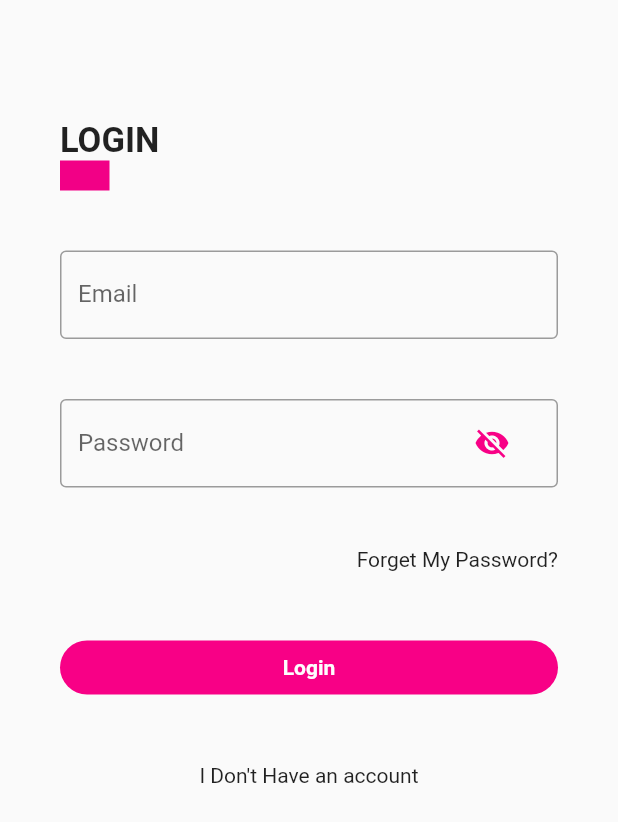
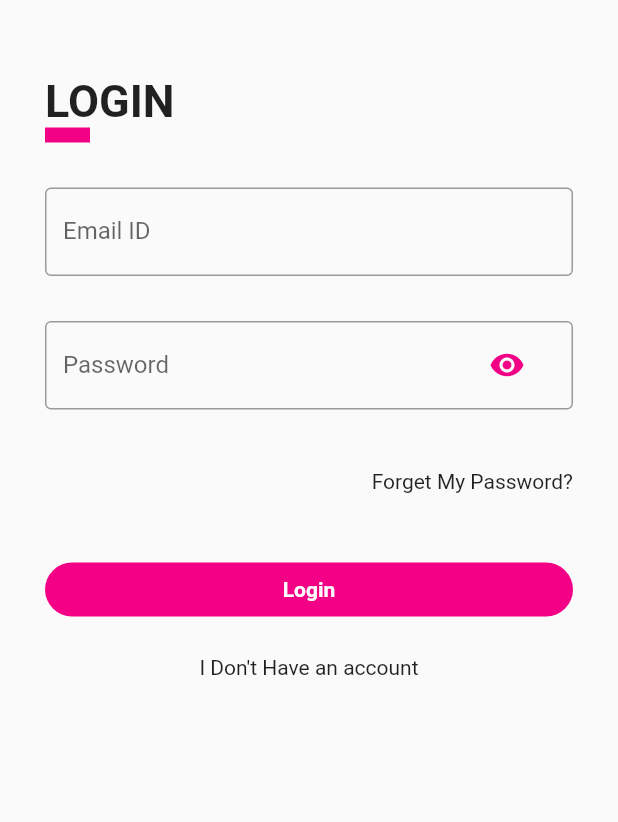
Before and after one commit to harshitnariya8/Flutter_LoginPage, a Flutter app: the screen it shows after launch, on a phone screen of 412 x 824 dp. Shown: the top 822 px of the screen. Run offline on Flutter 3.47's test engine with Material 2 defaults, Android fonts, the phone set to English and light mode, and no system bars; missing offline and left inert: dart:ffi.

Commit message:
Update main.dart
first

```diff
--- a/lib/main.dart
+++ b/lib/main.dart
@@ -36,7 +36,7 @@ class MyHomePage extends StatefulWidget {
 class _MyHomePageState extends State<MyHomePage> {
   final TextEditingController _controllerEmail = new TextEditingController();
   final TextEditingController _controllerPassword = new TextEditingController();
-  bool isShowPassword = false;
+  bool isShowPassword = true;
 
   @override
   Widget build(BuildContext context) {
@@ -50,29 +50,29 @@ class _MyHomePageState extends State<MyHomePage> {
   Widget getBody() {
     return SafeArea(
         child: Padding(
-      padding: const EdgeInsets.all(40.0),
+      padding: const EdgeInsets.all(30.0),
       child: Column(
         crossAxisAlignment: CrossAxisAlignment.start,
         children: <Widget>[
           SizedBox(
-            height: 40,
+            height: 20,
           ),
           Text(
             "LOGIN",
-            style: TextStyle(fontSize: 23, fontWeight: FontWeight.bold),
+            style: TextStyle(fontSize: 30, fontWeight: FontWeight.bold),
           ),
           Column(
             mainAxisAlignment: MainAxisAlignment.end,
             children: [
               Container(
-                height: 20,
-                width: 33,
-                color: Color.fromRGBO(242, 0, 134, 1),
+                height: 10,
+                width: 30,
+                color: Color.fromRGBO(241, 0, 134, 1),
               ),
             ],
           ),
           SizedBox(
-            height: 40,
+            height: 30,
           ),
           TextField(
             cursorColor: primary,
@@ -80,11 +80,11 @@ class _MyHomePageState extends State<MyHomePage> {
             decoration: InputDecoration(
               border: OutlineInputBorder(),
               hintText: "Enter Email",
-              labelText: "Email",
+              labelText: "Email ID",
             ),
           ),
           SizedBox(
-            height: 40,
+            height: 30,
           ),
           TextField(
             obscureText: !isShowPassword,
@@ -102,7 +102,7 @@ class _MyHomePageState extends State<MyHomePage> {
                   },
                   child: Icon(
                     isShowPassword ? Icons.visibility : Icons.visibility_off,
-                    color: Color.fromRGBO(248, 0, 134, 1),
+                    color: Color.fromRGBO(241, 0, 134, 1),
                   ),
                 )),
           ),
@@ -125,7 +125,7 @@ class _MyHomePageState extends State<MyHomePage> {
             children: <Widget>[
               Expanded(
                   child: FlatButton(
-                color: Color.fromRGBO(248, 0, 134, 1),
+                color: Color.fromRGBO(244, 0, 134, 1),
                 shape: RoundedRectangleBorder(
                     borderRadius: BorderRadius.circular(20)),
                 onPressed: () {
@@ -141,7 +141,7 @@ class _MyHomePageState extends State<MyHomePage> {
             ],
           ),
           SizedBox(
-            height: 40,
+            height: 20,
           ),
           InkWell(
             onTap: (() {
```
